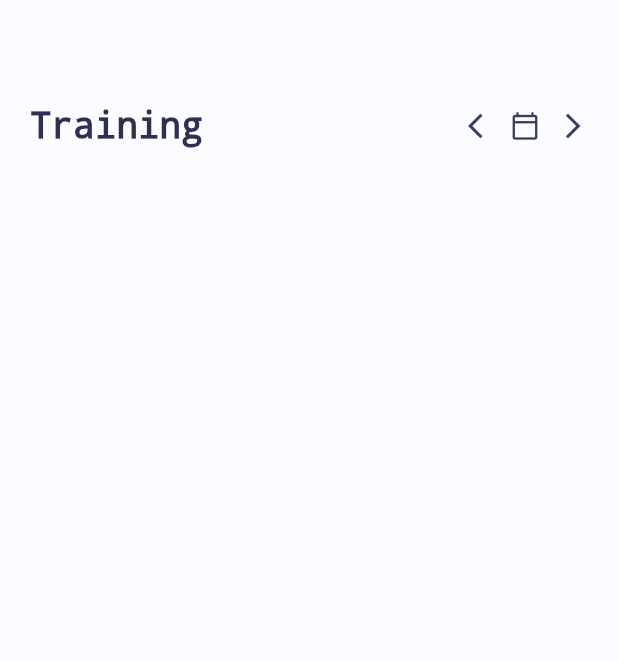
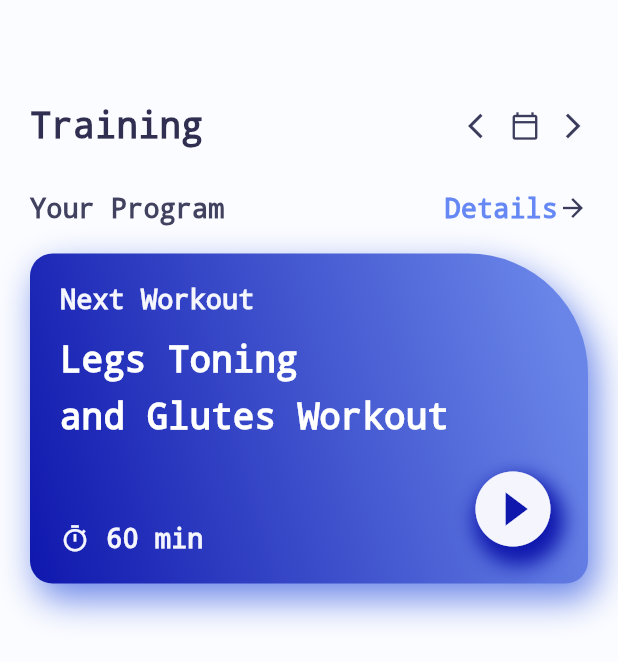
Before and after one commit to Hussein2077/video_player_app, a Flutter app: the screen it shows after launch, on a phone screen of 412 x 824 dp. Shown: the top 662 px of the screen. Run offline on Flutter 3.47's test engine with Material 2 defaults, Android fonts, the phone set to English and light mode, and no system bars.

Commit message:
Finish a half of home page

```diff
--- a/lib/home_page.dart
+++ b/lib/home_page.dart
@@ -47,11 +47,126 @@ class HomePage extends StatelessWidget {
                 ),
               ],
             ),
+            const SizedBox(
+              height: 30,
+            ),
             Row(
               children: [
-
+                Text(
+                  'Your Program',
+                  style: TextStyle(
+                    decoration: TextDecoration.none,
+                    color: AppColor.homePageSubtitle,
+                    fontSize: 18,
+                    fontWeight: FontWeight.w700,
+                  ),
+                ),
+                Expanded(child: Container()),
+                Text(
+                  'Details',
+                  style: TextStyle(
+                    decoration: TextDecoration.none,
+                    color: AppColor.homePageDetail,
+                    fontSize: 18,
+                    fontWeight: FontWeight.bold,
+                  ),
+                ),
+                Icon(
+                  Icons.arrow_forward,
+                  size: 20,
+                  color: AppColor.homePageIcons,
+                ),
               ],
             ),
+            const SizedBox(
+              height: 20,
+            ),
+            Container(
+              width: MediaQuery.of(context).size.width,
+              height: 220,
+              decoration: BoxDecoration(
+                  gradient: LinearGradient(colors: [
+                    AppColor.gradientFirst,
+                    AppColor.gradientSecond,
+                  ], begin: Alignment.bottomLeft, end: Alignment.centerRight),
+                  borderRadius: const BorderRadius.only(
+                    bottomLeft: Radius.circular(15),
+                    bottomRight: Radius.circular(15),
+                    topLeft: Radius.circular(15),
+                    topRight: Radius.circular(80),
+                  ),
+                  boxShadow: [
+                    BoxShadow(
+                        color: AppColor.gradientSecond,
+                        blurRadius: 20,
+                        offset: Offset(5, 10))
+                  ]),
+              child: Padding(
+                padding: const EdgeInsets.only(
+                    left: 20.0, top: 20, bottom: 20, right: 20),
+                child: Column(
+                  crossAxisAlignment: CrossAxisAlignment.start,
+                  children: [
+                    Text(
+                      'Next Workout',
+                      style: TextStyle(
+                        decoration: TextDecoration.none,
+                        color: AppColor.homePageContainerTextSmall,
+                        fontSize: 18,
+                      ),
+                    ),
+                    const SizedBox(
+                      height: 8,
+                    ),
+                    Text(
+                      'Legs Toning\nand Glutes Workout',
+                      style: TextStyle(
+                        height: 1.6,
+                        decoration: TextDecoration.none,
+                        color: AppColor.homePageContainerTextBig,
+                        fontSize: 24,
+                      ),
+                    ),
+                    const Spacer(),
+                    Row(
+                      crossAxisAlignment: CrossAxisAlignment.end,
+                      children: [
+                        Icon(
+                          Icons.timer_outlined,
+                          size: 20,
+                          color: AppColor.homePageContainerTextSmall,
+                        ),
+                        Text(
+                          ' 60 min',
+                          style: TextStyle(
+                            decoration: TextDecoration.none,
+                            fontSize: 18,
+                            color: AppColor.homePageContainerTextSmall,
+                          ),
+                        ),
+                        Expanded(child: Container()),
+                        Container(
+                          decoration: BoxDecoration(
+                              borderRadius: BorderRadius.circular(60),
+                              boxShadow: [
+                                BoxShadow(
+                                  offset: const Offset(4, 8),
+                                  color: AppColor.gradientFirst,
+                                  blurRadius: 10,
+                                )
+                              ]),
+                          child: Icon(
+                            Icons.play_circle_fill,
+                            size: 60,
+                            color: AppColor.homePageContainerTextSmall,
+                          ),
+                        ),
+                      ],
+                    )
+                  ],
+                ),
+              ),
+            )
           ],
         ),
       ),
```
